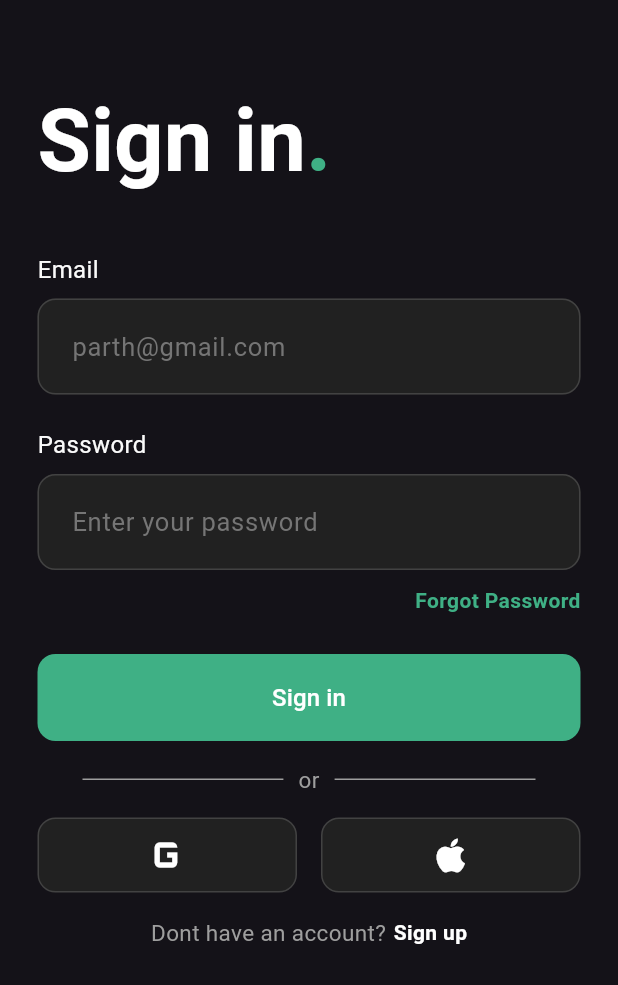
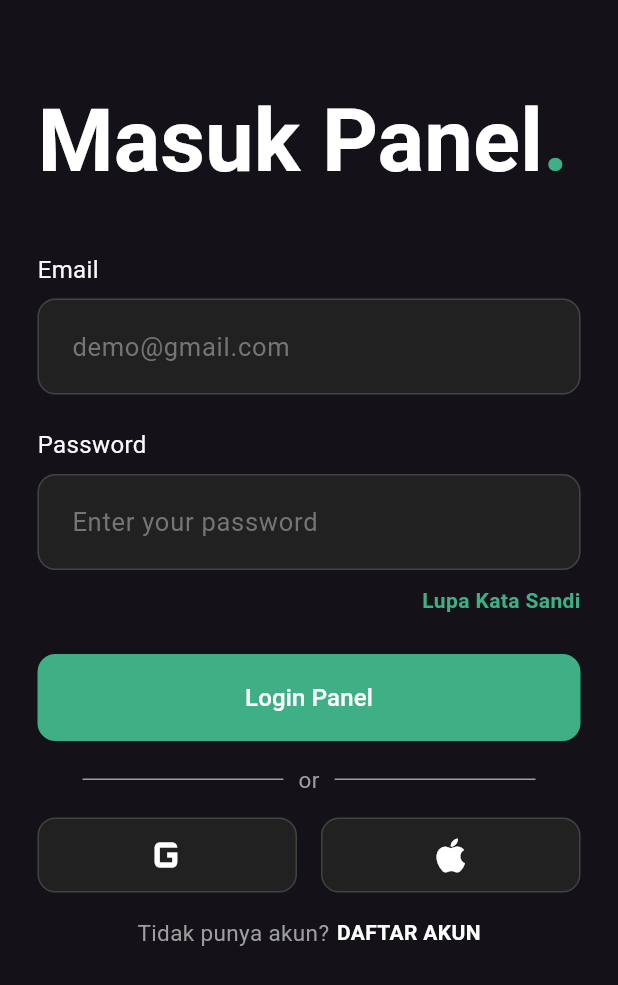
Before and after one commit to erlandmotor/ChatGPT3.0, a Flutter app: the LoginScreen screen opened directly, on a phone screen of 412 x 824 dp. Shown: the top 985 px of the screen. Run offline on Flutter 3.47's test engine with Material 3 defaults, Android fonts, the phone set to English and light mode, and no system bars; our stand-ins replace cached_network_image, dio, flutter_svg, flutter_tts, fluttertoast, get and 10 more; missing offline and left inert: chat_gpt_sdk, image_editor, image_editor_plus, in_app_purchase_storekit; accounts and stored records are empty.

Commit message:
Update login_screen.dart

```diff
--- a/lib/screens/login_page/login_screen.dart
+++ b/lib/screens/login_page/login_screen.dart
@@ -79,7 +79,7 @@ class _LoginScreenState extends State<LoginScreen> {
       padding: const EdgeInsets.fromLTRB(0, 50, 0, 0),
       child: RichText(
         text: TextSpan(
-          text: 'Sign in',
+          text: 'Masuk Panel',
           style: const TextStyle(
               color: Colors.white, fontWeight: FontWeight.bold, fontSize: 58),
           children: <TextSpan>[
@@ -109,11 +109,11 @@ class _LoginScreenState extends State<LoginScreen> {
               if (value!.isEmpty) {
                 return "required !";
               } else if (!isValidEmail(value)) {
-                return "Enter Valid Email";
+                return "Masukan Email Dengan Benar";
               }
             },
             decoration: InputDecoration(
-              hintText: 'parth@gmail.com',
+              hintText: 'demo@gmail.com',
               hintStyle: TextStyle(color: Colors.grey.shade600),
               enabledBorder: OutlineInputBorder(
                 borderRadius: BorderRadius.circular(12),
@@ -148,7 +148,7 @@ class _LoginScreenState extends State<LoginScreen> {
               if (value!.isEmpty) {
                 return "required !";
               } else if (!isValidPassword(value)) {
-                return "Enter Valid Password";
+                return "Masukan Katasandi Dengan Benar";
               }
             },
             decoration: InputDecoration(
@@ -183,7 +183,7 @@ class _LoginScreenState extends State<LoginScreen> {
                 // );
               },
               child: Text(
-                'Forgot Password',
+                'Lupa Kata Sandi',
                 style: TextStyle(
                   fontWeight: FontWeight.bold,
                   color: Color(0xff3FB085),
@@ -243,7 +243,7 @@ class _LoginScreenState extends State<LoginScreen> {
                   );
                   ScaffoldMessenger.of(context).showSnackBar(
                     SnackBar(
-                      content: Text("Sign in successfully..."),
+                      content: Text("Berhasil Masuk..."),
                       behavior: SnackBarBehavior.floating,
                       backgroundColor: Colors.green,
                     ),
@@ -251,7 +251,7 @@ class _LoginScreenState extends State<LoginScreen> {
                 } else {
                   ScaffoldMessenger.of(context).showSnackBar(
                     SnackBar(
-                      content: Text("Sign in failed..."),
+                      content: Text("Gagal Masuk..."),
                       behavior: SnackBarBehavior.floating,
                       backgroundColor: Colors.red,
                     ),
@@ -263,7 +263,7 @@ class _LoginScreenState extends State<LoginScreen> {
             child: Obx(() => (loginController.isLoading.value)
                 ? Lottie.asset(AppAssets.loadingFile, height: 20)
                 : Text(
-                    'Sign in',
+                    'Login Panel',
                     style: TextStyle(color: Colors.white, fontSize: 16),
                   )),
           ),
@@ -371,7 +371,7 @@ class _LoginScreenState extends State<LoginScreen> {
         mainAxisAlignment: MainAxisAlignment.center,
         children: <Widget>[
           Text(
-            'Dont have an account?',
+            'Tidak punya akun?',
             style: TextStyle(
               fontSize: 15,
               color: Colors.grey.shade500,
@@ -379,7 +379,7 @@ class _LoginScreenState extends State<LoginScreen> {
           ),
           const SizedBox(width: 5),
           const Text(
-            'Sign up',
+            'DAFTAR AKUN',
             style: TextStyle(
                 color: Colors.white, fontSize: 14, fontWeight: FontWeight.bold),
           ),
```
